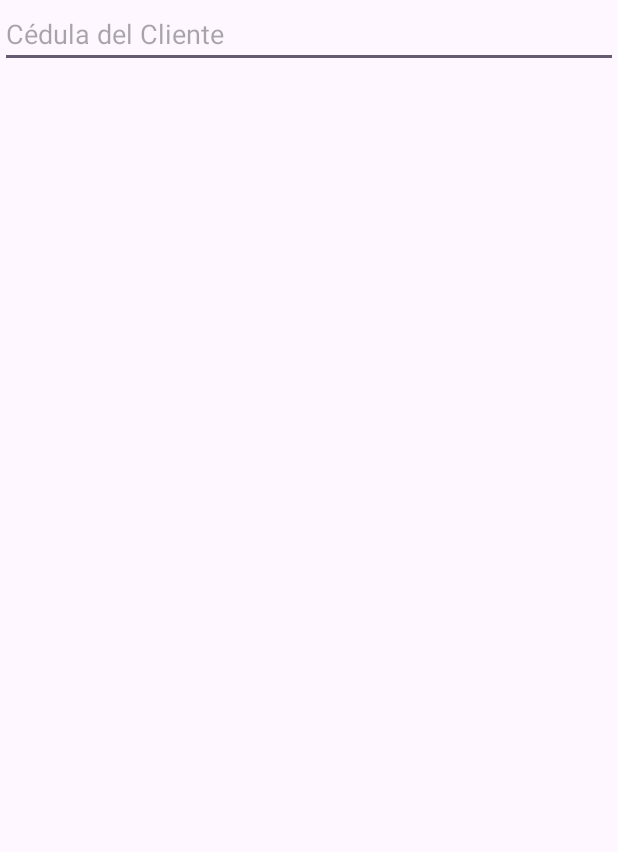
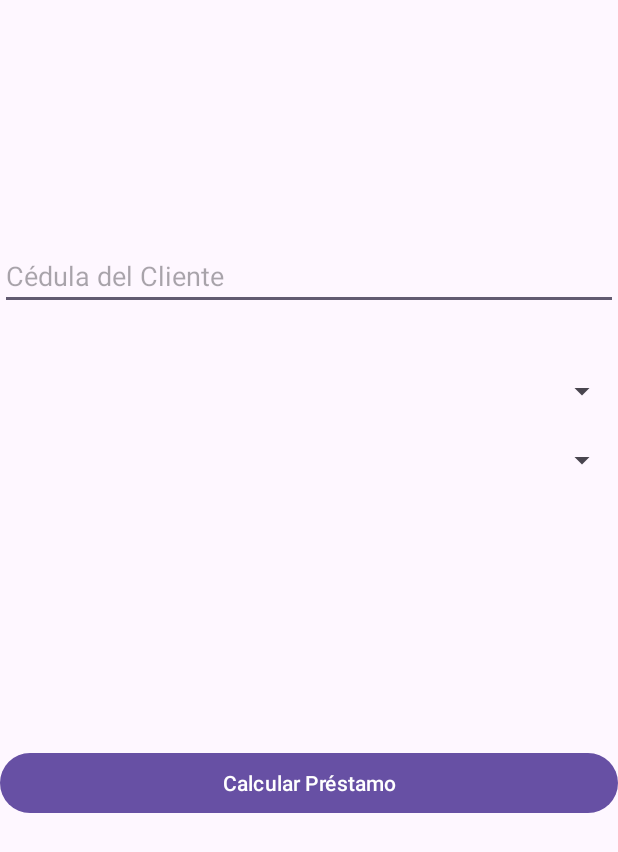
Before and after one commit to J0S3N/Proyecto1Moviles, an Android app: the layout administrativa_agregar_prestamo.xml on its own in the app's theme, with its tools: preview values and no code run, on a phone screen of 412 x 824 dp. Shown: the top 852 px of the screen. Run offline under Robolectric (Android 15) with nearby library versions, the phone set to English and light mode, and no system bars.

Commit message:
Update administrativa_agregar_prestamo.xml

```diff
--- a/app/src/main/res/layout/administrativa_agregar_prestamo.xml
+++ b/app/src/main/res/layout/administrativa_agregar_prestamo.xml
@@ -1,5 +1,5 @@
-<LinearLayout
-    xmlns:android="http://schemas.android.com/apk/res/android"
+<androidx.constraintlayout.widget.ConstraintLayout xmlns:android="http://schemas.android.com/apk/res/android"
+    xmlns:app="http://schemas.android.com/apk/res-auto"
     xmlns:tools="http://schemas.android.com/tools"
     android:layout_width="match_parent"
     android:layout_height="match_parent"
@@ -9,24 +9,57 @@
         android:id="@+id/idEditText"
         android:layout_width="match_parent"
         android:layout_height="wrap_content"
-        android:hint="Cédula del Cliente" />
+        android:layout_marginTop="115dp"
+        android:layout_marginBottom="571dp"
+        android:hint="Cédula del Cliente"
+        app:layout_constraintBottom_toBottomOf="parent"
+        app:layout_constraintEnd_toEndOf="parent"
+        app:layout_constraintStart_toStartOf="parent"
+        app:layout_constraintTop_toTopOf="parent" />
 
     <Spinner
         android:id="@+id/loanTypeSpinner"
         android:layout_width="match_parent"
-        android:layout_height="wrap_content" />
+        android:layout_height="wrap_content"
+        android:layout_marginTop="202dp"
+        android:layout_marginBottom="505dp"
+        app:layout_constraintBottom_toBottomOf="parent"
+        app:layout_constraintEnd_toEndOf="parent"
+        app:layout_constraintStart_toStartOf="parent"
+        app:layout_constraintTop_toTopOf="parent" />
+
     <Spinner
         android:id="@+id/loanPeriodSpinner"
         android:layout_width="match_parent"
-        android:layout_height="wrap_content" />
+        android:layout_height="wrap_content"
+        android:layout_marginTop="248dp"
+        android:layout_marginBottom="459dp"
+        app:layout_constraintBottom_toBottomOf="parent"
+        app:layout_constraintEnd_toEndOf="parent"
+        app:layout_constraintStart_toStartOf="parent"
+        app:layout_constraintTop_toTopOf="parent" />
+
     <Button
         android:id="@+id/calculateButton"
         android:layout_width="match_parent"
         android:layout_height="wrap_content"
-        android:text="Calcular Préstamo" />
+        android:layout_marginTop="451dp"
+        android:layout_marginBottom="232dp"
+        android:text="Calcular Préstamo"
+        app:layout_constraintBottom_toBottomOf="parent"
+        app:layout_constraintEnd_toEndOf="parent"
+        app:layout_constraintStart_toStartOf="parent"
+        app:layout_constraintTop_toTopOf="parent" />
+
     <TextView
         android:id="@+id/monthlyPaymentTextView"
         android:layout_width="match_parent"
         android:layout_height="wrap_content"
-        android:textSize="18sp" />
-</LinearLayout>
+        android:layout_marginTop="577dp"
+        android:layout_marginBottom="130dp"
+        android:textSize="18sp"
+        app:layout_constraintBottom_toBottomOf="parent"
+        app:layout_constraintEnd_toEndOf="parent"
+        app:layout_constraintStart_toStartOf="parent"
+        app:layout_constraintTop_toTopOf="parent" />
+</androidx.constraintlayout.widget.ConstraintLayout>
```
